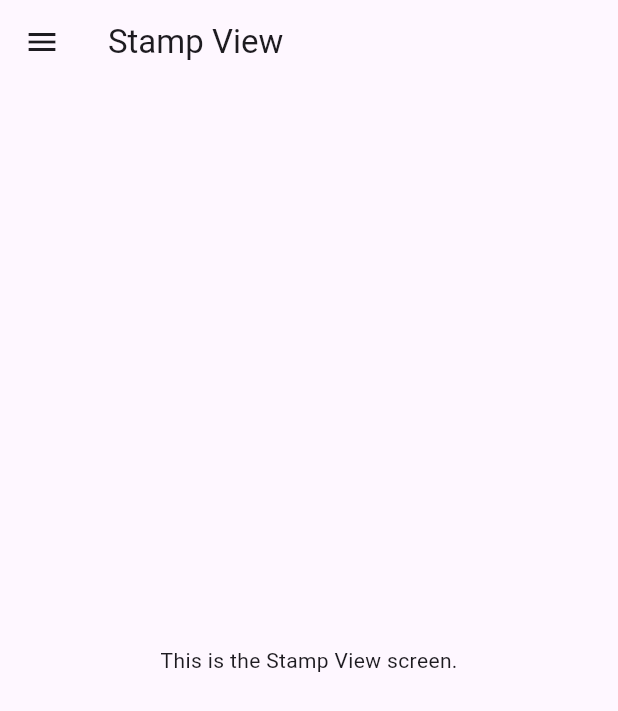
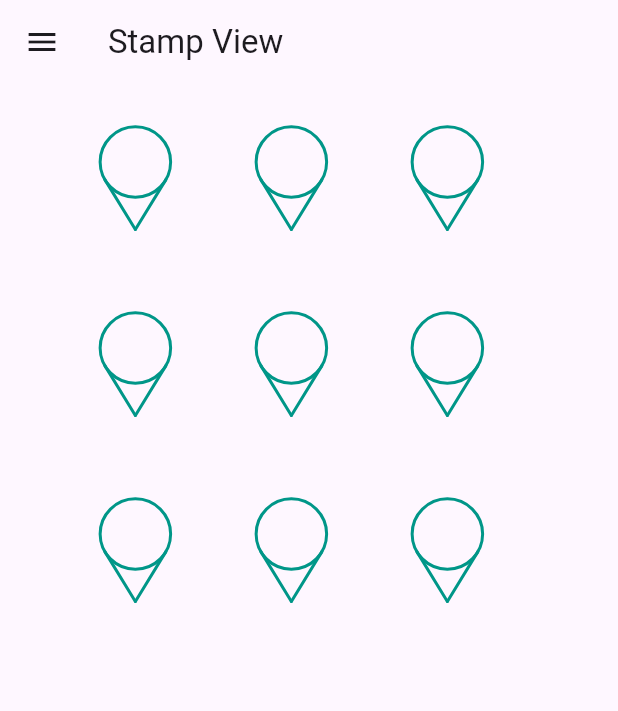
Before and after one commit to Daniel-Gray66/Almare-Gelato, a Flutter app: the screen it shows after launch, in the side drawer, after a tap on "Stamp View", on a phone screen of 412 x 824 dp. Shown: the top 711 px of the screen. Run offline on Flutter 3.47's test engine with Material 3 defaults, Android fonts, the phone set to English and light mode, and no system bars.

Commit message:
StampView: Created custom grapics for the cones

```diff
--- a/almare_gelato/lib/screens/stamp_view_screen.dart
+++ b/almare_gelato/lib/screens/stamp_view_screen.dart
@@ -1,3 +1,6 @@
+import 'dart:math';
+
+import 'package:flutter/gestures.dart';
 import 'package:flutter/material.dart';
 import 'home_screen.dart';
 import 'package:almare_gelato/widgets/customer_drawer.dart';
@@ -12,9 +15,81 @@ class StampViewScreen extends StatelessWidget {
           title: const Text('Stamp View'),
         ),
         drawer: const CustomDrawer(),
-      body: const Center(
-        child: Text('This is the Stamp View screen.'),
+        body: GridView.count(
+          primary: false,
+          padding: const EdgeInsets.all(50),
+          crossAxisSpacing: 0,
+          mainAxisSpacing: 20,
+          crossAxisCount: 3,
+          children: <Widget>[
+            CustomPaint(
+              painter: ConePainter(),
             ),
+            CustomPaint(
+              painter: ConePainter(),
+            ),
+            CustomPaint(
+              painter: ConePainter(),
+            ),
+            CustomPaint(
+              painter: ConePainter(),
+            ),
+            CustomPaint(
+              painter: ConePainter(),
+            ),
+            CustomPaint(
+              painter: ConePainter(),
+            ),
+            CustomPaint(
+              painter: ConePainter(),
+            ),
+            CustomPaint(
+              painter: ConePainter(),
+            ),
+            CustomPaint(
+              painter: ConePainter(),
+            ),
+          ],
+        )
+        // body: CustomPaint(
+        //   painter: ConePainter(),
+        //   child: Container(),
+        // ),
+        // body: const Center(
+        //   child: Text('This is the Stamp View screen.'),
+        // ),
         );
   }
 }
+
+class ConePainter extends CustomPainter {
+  @override
+  void paint(Canvas canvas, Size size) {
+    canvas.getLocalClipBounds();
+    var paint = Paint()
+      ..color = Colors.teal
+      ..strokeWidth = 2
+      ..style = PaintingStyle.stroke
+      ..strokeCap = StrokeCap.round;
+
+    const radius = 23.5;
+
+    var centerx = (size.width / 2) - (radius / 2);
+    var centery = (size.height / 2) - 50;
+
+    var leftx = centerx + radius * cos(pi / 6);
+    var lefty = centery + radius * sin(pi / 6);
+
+    var rightx = centerx - radius * cos(-pi / 6);
+    var righty = centery - radius * sin(-pi / 6);
+
+    canvas.drawLine(Offset(leftx, lefty), Offset(centerx, radius * 2), paint);
+    canvas.drawLine(Offset(rightx, righty), Offset(centerx, radius * 2), paint);
+    canvas.drawCircle(Offset(centerx, centery), radius, paint);
+  }
+
+  @override
+  bool shouldRepaint(covariant CustomPainter oldDelegate) {
+    return false;
+  }
+}
```
Lines whose indentation alone changed are shown as unchanged.
